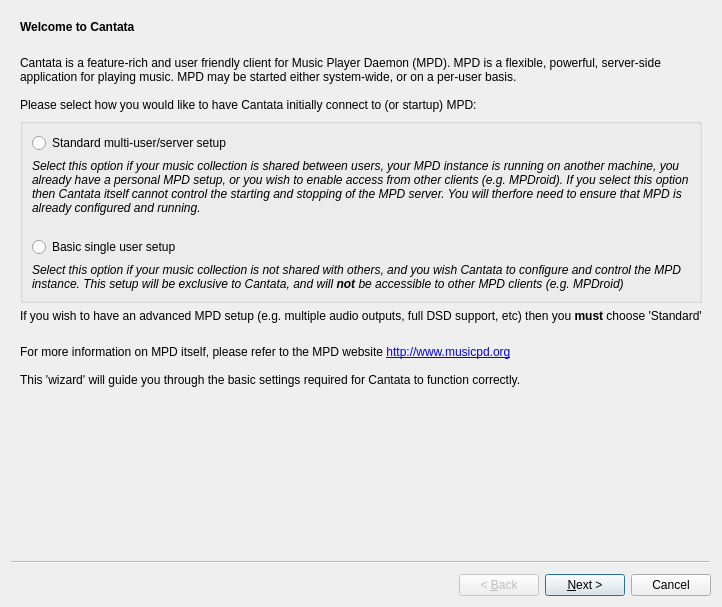
This is gui/initialsettingswizard.ui in CDrummond/cantata as Qt 5 draws it before an edit. The edited form follows.
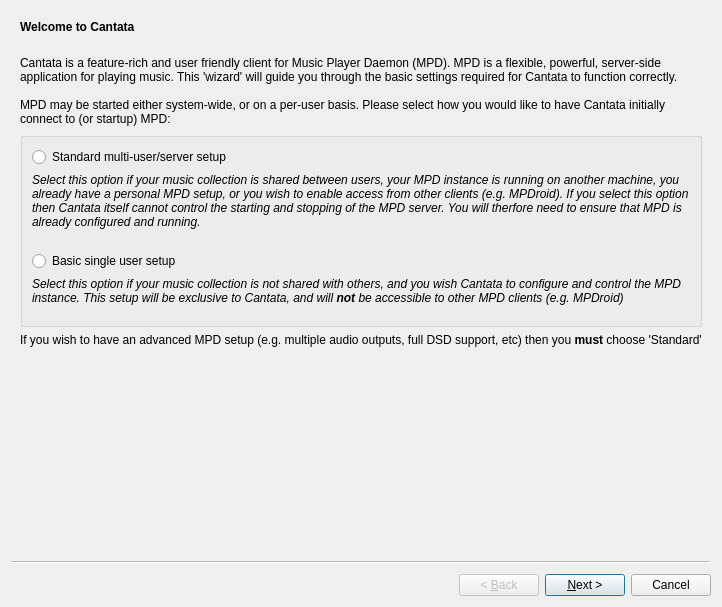
This is the edited form. The open tabs and pages were chosen to show the change. Custom widgets are drawn as their Qt base class.

Commit message:
Wizard streamlining
*text rearrangement on first page
*right-align and rearrange the statusLabel (connection test) below the
 connect button on the connection details page

What changed in the file:
```diff
--- a/gui/initialsettingswizard.ui
+++ b/gui/initialsettingswizard.ui
@@ -131,7 +131,7 @@
         <item>
          <widget class="QLabel" name="label_8">
           <property name="text">
-           <string>&lt;p&gt;Cantata is a feature-rich and user friendly client for Music Player Daemon (MPD). MPD is a flexible, powerful, server-side application for playing music. MPD may be started either system-wide, or on a per-user basis.&lt;br/&gt;&lt;br/&gt;Please select how you would like to have Cantata initially connect to (or startup) MPD:&lt;/p&gt;</string>
+           <string>&lt;html&gt;&lt;head/&gt;&lt;body&gt;&lt;p&gt;Cantata is a feature-rich and user friendly client for Music Player Daemon (MPD). MPD is a flexible, powerful, server-side application for playing music. This 'wizard' will guide you through the basic settings required for Cantata to function correctly.&lt;br/&gt;&lt;br/&gt;MPD may be started either system-wide, or on a per-user basis. Please select how you would like to have Cantata initially connect to (or startup) MPD:&lt;/p&gt;&lt;/body&gt;&lt;/html&gt;</string>
           </property>
           <property name="alignment">
            <set>Qt::AlignLeading|Qt::AlignLeft|Qt::AlignTop</set>
@@ -233,39 +233,7 @@
         <item>
          <widget class="NoteLabel" name="musicFolderNoteLabel_2">
           <property name="text">
-            <string>If you wish to have an advanced MPD setup (e.g. multiple audio outputs, full DSD support, etc) then you &lt;b&gt;must&lt;/b&gt; choose 'Standard'</string>
-          </property>
-         </widget>
-        </item>
-        <item>
-         <spacer name="verticalSpacer_13">
-          <property name="orientation">
-           <enum>Qt::Vertical</enum>
-          </property>
-          <property name="sizeType">
-           <enum>QSizePolicy::Fixed</enum>
-          </property>
-          <property name="sizeHint" stdset="0">
-           <size>
-            <width>20</width>
-            <height>16</height>
-           </size>
-          </property>
-         </spacer>
-        </item>
-        <item>
-         <widget class="QLabel" name="label_11">
-          <property name="text">
-           <string>For more information on MPD itself, please refer to the MPD website &lt;a href=&quot;http://www.musicpd.org&quot;&gt;&lt;span style=&quot; text-decoration: underline; color:#0000ff;&quot;&gt;http://www.musicpd.org&lt;/span&gt;&lt;/a&gt;&lt;br/&gt;&lt;br/&gt;This 'wizard' will guide you through the basic settings required for Cantata to function correctly.</string>
-          </property>
-          <property name="alignment">
-           <set>Qt::AlignLeading|Qt::AlignLeft|Qt::AlignTop</set>
-          </property>
-          <property name="wordWrap">
-           <bool>true</bool>
-          </property>
-          <property name="textInteractionFlags">
-           <set>Qt::NoTextInteraction</set>
+           <string>If you wish to have an advanced MPD setup (e.g. multiple audio outputs, full DSD support, etc) then you &lt;b&gt;must&lt;/b&gt; choose 'Standard'</string>
           </property>
          </widget>
         </item>
```
Left out of the diff: 42 changed lines with no effect on the pictures.
